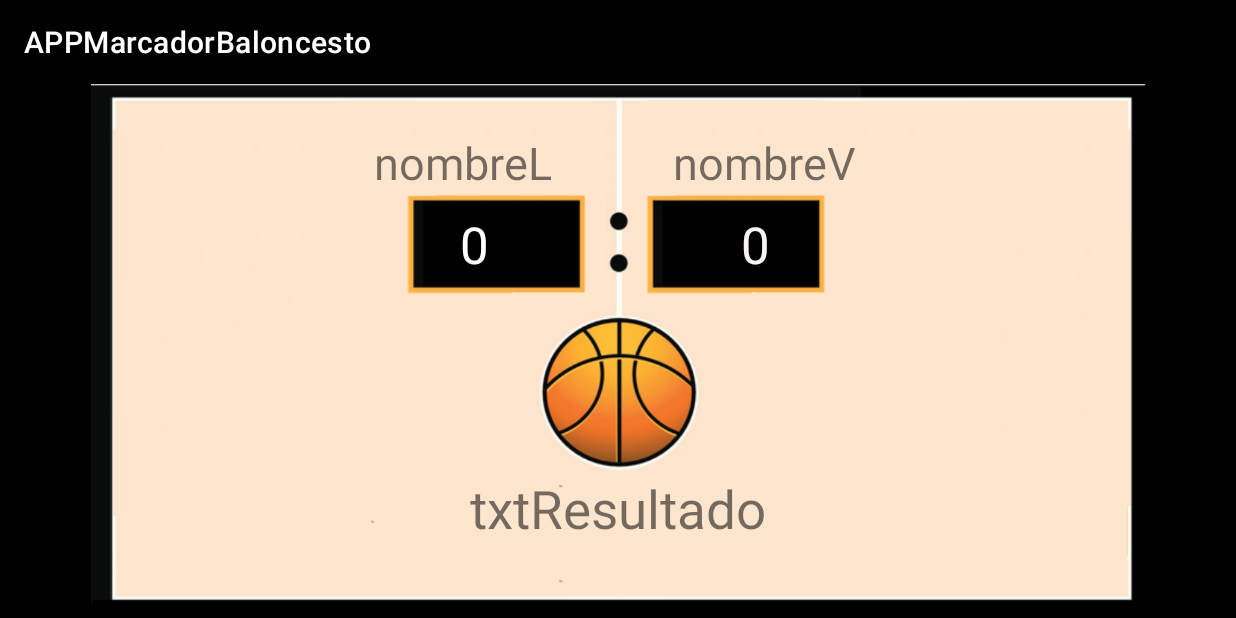
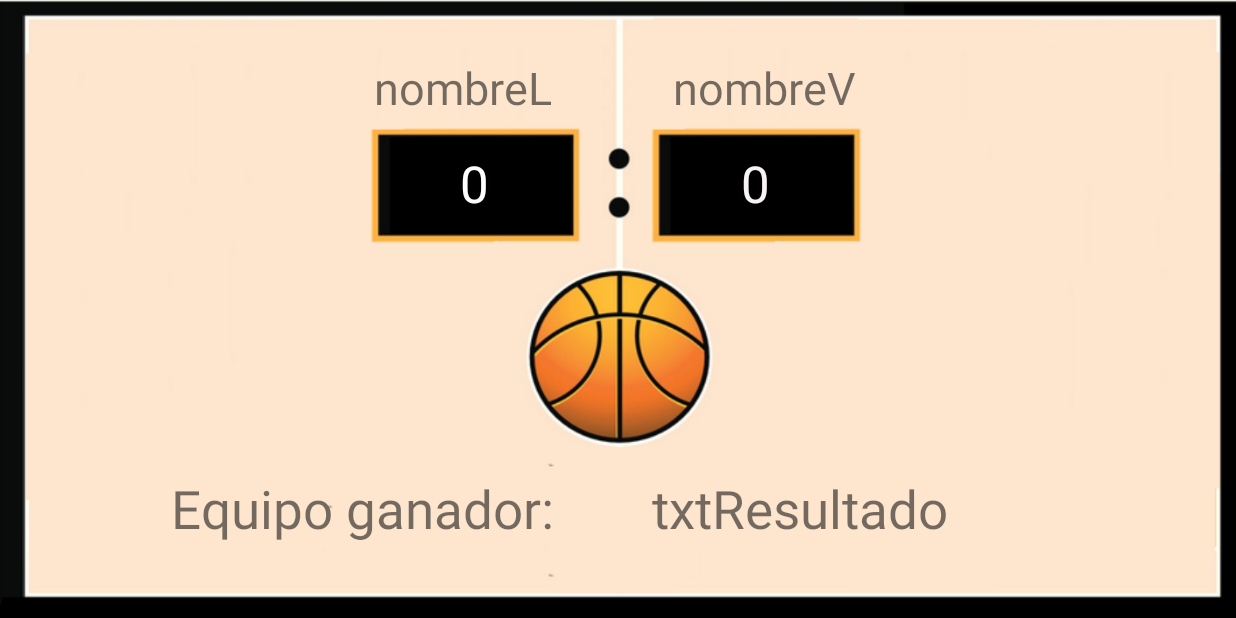
Before and after one commit to Lauliett/APPMarcadorBaloncesto, an Android app: the ScoreActivity screen opened directly, with no data from a screen before it, on a phone screen of 824 x 412 dp (held sideways). Run offline under Robolectric (Android 15) with nearby library versions, the phone set to English and light mode, and no system bars; 6 statements that could not run were skipped.

Commit message:
mejora imagen fondo posicionamiento y escalado

```diff
--- a/app/src/main/java/com/lauliett/appmarcadorbaloncesto/MainActivity.java
+++ b/app/src/main/java/com/lauliett/appmarcadorbaloncesto/MainActivity.java
@@ -43,6 +43,7 @@ public class MainActivity extends AppCompatActivity {
         initElements();
         iniciarPartido();
         initActions();
+        getSupportActionBar().hide();
     }
 
 
--- a/app/src/main/java/com/lauliett/appmarcadorbaloncesto/ScoreActivity.java
+++ b/app/src/main/java/com/lauliett/appmarcadorbaloncesto/ScoreActivity.java
@@ -22,6 +22,7 @@ public class ScoreActivity extends AppCompatActivity {
         setContentView(R.layout.activity_score);
         initElements();
         recogerDatos();
+        getSupportActionBar().hide();
     }
 
     private void initElements(){
--- a/app/src/main/res/layout/activity_main.xml
+++ b/app/src/main/res/layout/activity_main.xml
@@ -10,11 +10,11 @@
 
     <ImageView
         android:id="@+id/imageView"
-        android:layout_width="wrap_content"
-        android:layout_height="wrap_content"
+        android:layout_width="match_parent"
+        android:layout_height="match_parent"
         android:layout_centerHorizontal="true"
         android:adjustViewBounds="true"
-        android:scaleType="centerInside"
+        android:scaleType="fitXY"
         android:src="@drawable/partido_baloncesto"
         android:visibility="visible"
         app:layout_constraintBottom_toBottomOf="parent"
@@ -64,10 +64,10 @@
         app:iconTint="#F40C0C"
         app:layout_constraintBottom_toBottomOf="@+id/imageView"
         app:layout_constraintEnd_toEndOf="@+id/imageView"
-        app:layout_constraintHorizontal_bias="0.32"
+        app:layout_constraintHorizontal_bias="0.319"
         app:layout_constraintStart_toStartOf="@+id/imageView"
         app:layout_constraintTop_toTopOf="@+id/imageView"
-        app:layout_constraintVertical_bias="0.869" />
+        app:layout_constraintVertical_bias="0.889" />
 
     <Button
         android:id="@+id/btnVisitanteMenos1"
--- a/app/src/main/res/layout/activity_score.xml
+++ b/app/src/main/res/layout/activity_score.xml
@@ -15,15 +15,15 @@
         android:layout_height="match_parent"
         android:layout_centerHorizontal="true"
         android:adjustViewBounds="true"
-        android:scaleType="centerInside"
+        android:scaleType="fitXY"
         android:src="@drawable/partido_baloncesto_resultado"
         android:visibility="visible"
         app:layout_constraintBottom_toBottomOf="parent"
         app:layout_constraintEnd_toEndOf="parent"
-        app:layout_constraintHorizontal_bias="0.36"
+        app:layout_constraintHorizontal_bias="0.0"
         app:layout_constraintStart_toStartOf="parent"
         app:layout_constraintTop_toTopOf="parent"
-        app:layout_constraintVertical_bias="0.698" />
+        app:layout_constraintVertical_bias="0.0" />
 
     <TextView
         android:id="@+id/txtAsPuntosVisitante"
@@ -90,12 +90,28 @@
         android:layout_width="wrap_content"
         android:layout_height="wrap_content"
         android:text="txtResultado"
+        android:textAlignment="textStart"
+        android:textAllCaps="false"
+        android:textSize="35dp"
+        app:layout_constraintBottom_toBottomOf="@+id/imageView"
+        app:layout_constraintEnd_toEndOf="@+id/imageView"
+        app:layout_constraintHorizontal_bias="0.254"
+        app:layout_constraintStart_toEndOf="@+id/txtGanador2"
+        app:layout_constraintTop_toTopOf="@+id/imageView"
+        app:layout_constraintVertical_bias="0.865" />
+
+    <TextView
+        android:id="@+id/txtGanador2"
+        android:layout_width="wrap_content"
+        android:layout_height="wrap_content"
+        android:text="Equipo ganador:"
         android:textAlignment="center"
         android:textAllCaps="false"
         android:textSize="35dp"
         app:layout_constraintBottom_toBottomOf="@+id/imageView"
         app:layout_constraintEnd_toEndOf="@+id/imageView"
+        app:layout_constraintHorizontal_bias="0.2"
         app:layout_constraintStart_toStartOf="@+id/imageView"
         app:layout_constraintTop_toTopOf="@+id/imageView"
-        app:layout_constraintVertical_bias="0.841" />
+        app:layout_constraintVertical_bias="0.865" />
 </androidx.constraintlayout.widget.ConstraintLayout>
```
